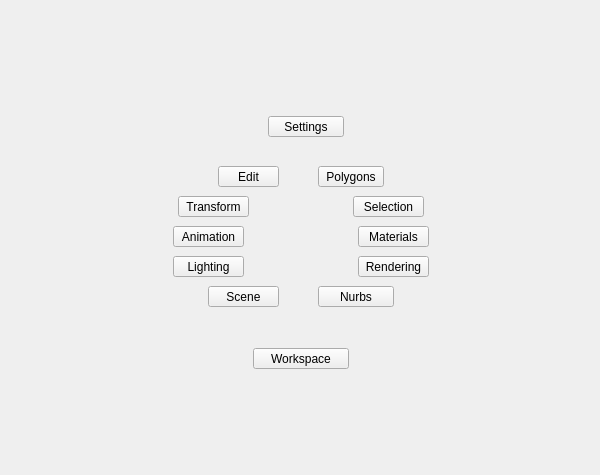
Qt form tentacle/ui/main#startmenu.ui (m3trik/tentacle) before a commit.
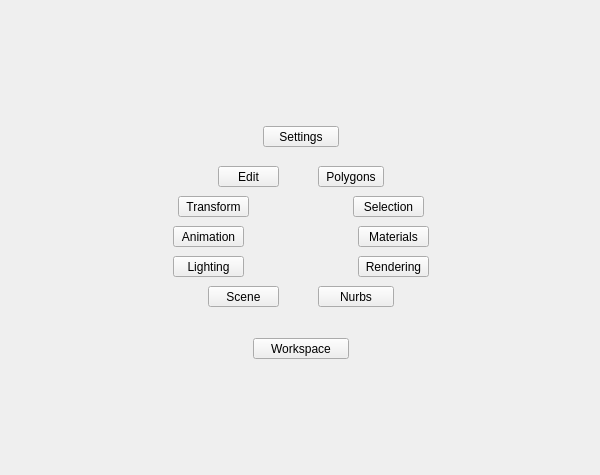
The same form after that commit. Custom widgets are drawn as their Qt base class.

Diff of the .ui file:
```diff
--- a/tentacle/ui/main#startmenu.ui
+++ b/tentacle/ui/main#startmenu.ui
@@ -131,8 +131,8 @@
               <widget class="MenuButton" name="i023">
                <property name="geometry">
                 <rect>
-                 <x>110</x>
-                 <y>100</y>
+                 <x>105</x>
+                 <y>110</y>
                  <width>76</width>
                  <height>21</height>
                 </rect>
@@ -514,7 +514,7 @@
                   <property name="geometry">
                    <rect>
                     <x>95</x>
-                    <y>40</y>
+                    <y>30</y>
                     <width>96</width>
                     <height>21</height>
                    </rect>
```
Left out of the diff: 78 changed lines with no effect on the pictures.
